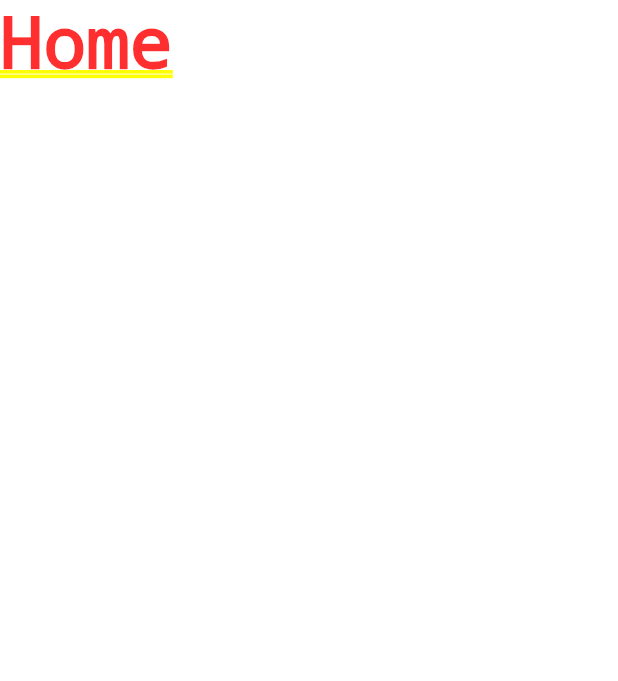
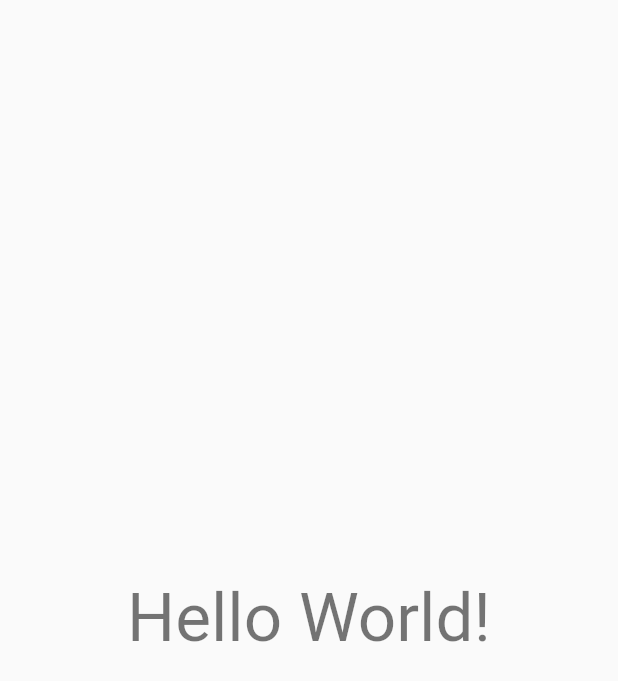
Before and after one commit to siva636/flutter_provider_get_it_firebase, a Flutter app: the screen it shows after launch, on a phone screen of 412 x 824 dp. Shown: the top 681 px of the screen. Run offline on Flutter 3.47's test engine with Material 2 defaults, Android fonts, the phone set to English and light mode, and no system bars; our stand-ins replace firebase_core; accounts and stored records are empty.

Commit message:
Code cleanup

```diff
--- a/lib/main.dart
+++ b/lib/main.dart
@@ -1,6 +1,4 @@
 import 'package:flutter/material.dart';
-
-// Import the firebase_core plugin
 import 'package:firebase_core/firebase_core.dart';
 
 void main() {
@@ -8,20 +6,12 @@ void main() {
   runApp(App());
 }
 
-/// We are using a StatefulWidget such that we only create the [Future] once,
-/// no matter how many times our widget rebuild.
-/// If we used a [StatelessWidget], in the event where [App] is rebuilt, that
-/// would re-initialize FlutterFire and make our application re-enter loading state,
-/// which is undesired.
 class App extends StatefulWidget {
-  // Create the initialization Future outside of `build`:
   @override
   _AppState createState() => _AppState();
 }
 
 class _AppState extends State<App> {
-  /// The future is part of the state of our widget. We should not call `initializeApp`
-  /// directly inside [build].
   final Future<FirebaseApp> _initialization = Firebase.initializeApp();
 
   @override
@@ -47,24 +37,18 @@ class _AppState extends State<App> {
   }
 }
 
-class Error extends StatelessWidget {
-  const Error({Key? key}) : super(key: key);
-
-  @override
-  Widget build(BuildContext context) {
-    return MaterialApp(
-      home: Text('Error'),
-    );
-  }
-}
-
 class Home extends StatelessWidget {
   const Home({Key? key}) : super(key: key);
 
   @override
   Widget build(BuildContext context) {
     return MaterialApp(
-      home: Text('Home'),
+      home: Scaffold(
+        body: Center(
+          child: Text('Hello World!',
+              style: Theme.of(context).textTheme.headline3),
+        ),
+      ),
     );
   }
 }
@@ -75,7 +59,26 @@ class Loading extends StatelessWidget {
   @override
   Widget build(BuildContext context) {
     return MaterialApp(
-      home: Text('Loading'),
+      home: Scaffold(
+        body: Center(
+          child: CircularProgressIndicator(),
+        ),
+      ),
     );
   }
 }
+
+class Error extends StatelessWidget {
+  const Error({Key? key}) : super(key: key);
+
+  @override
+  Widget build(BuildContext context) {
+    return MaterialApp(
+      home: Text('Error',
+          style: Theme.of(context)
+              .textTheme
+              .headline3
+              ?.copyWith(color: Colors.red)),
+    );
+  }
+}
```
Also changed, not shown: 1 other file.
